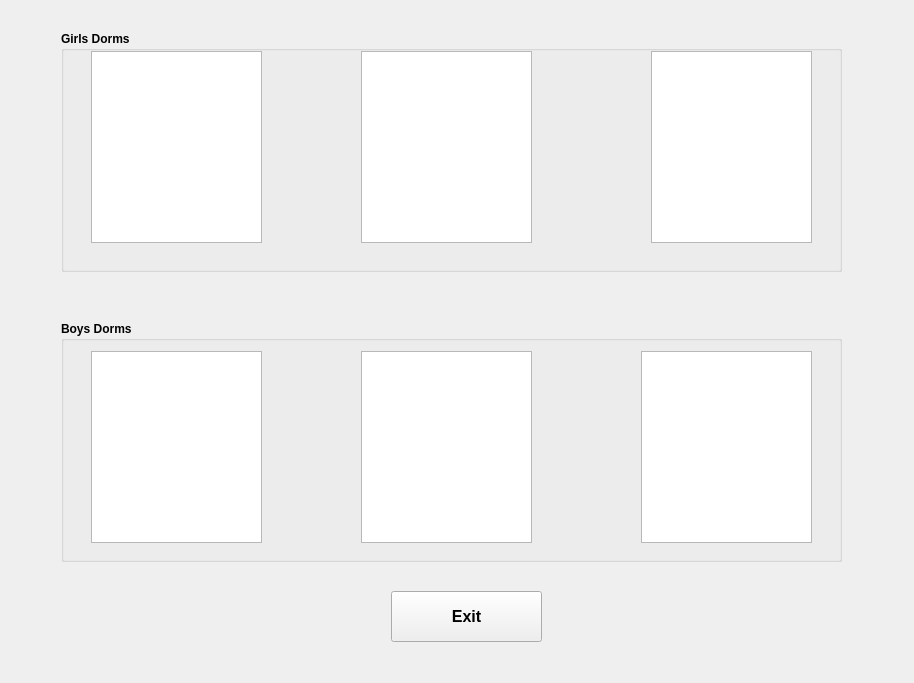
The window that FURS/FURS_Management/furs_main_window.ui (singhraj82/FURS) describes before a commit, drawn with Qt 5.
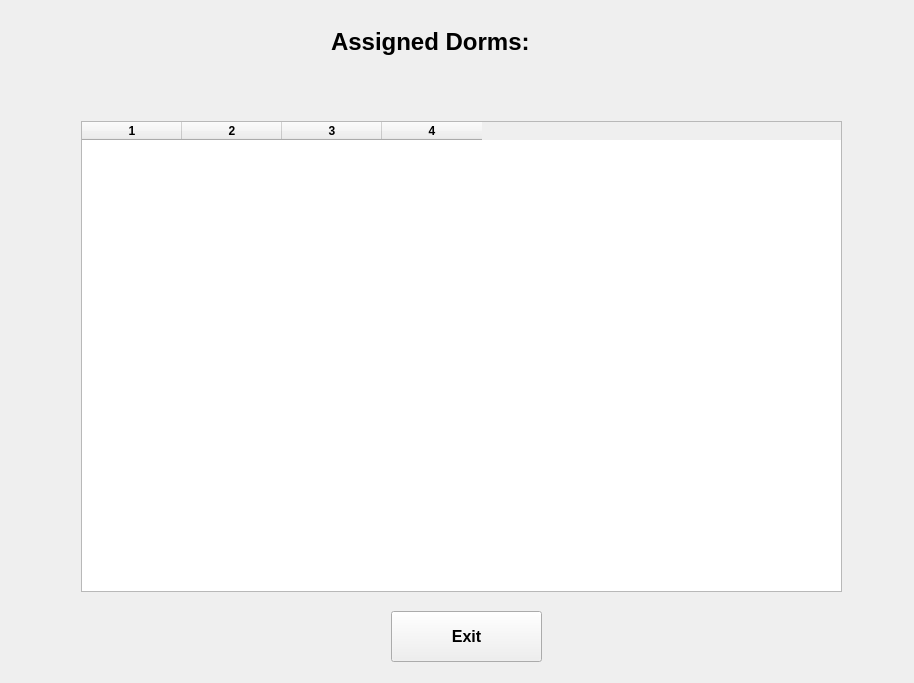
The same window after the commit. The open tabs and pages were chosen to show the change.

Diff of the .ui file:
```diff
--- a/FURS/FURS_Management/furs_main_window.ui
+++ b/FURS/FURS_Management/furs_main_window.ui
@@ -1321,7 +1321,7 @@
         <property name="geometry">
          <rect>
           <x>380</x>
-          <y>580</y>
+          <y>600</y>
           <width>151</width>
           <height>51</height>
          </rect>
@@ -1335,91 +1335,40 @@
          <string>Exit</string>
         </property>
        </widget>
-       <widget class="QGroupBox" name="group_box_girls_dorms">
+       <widget class="QTableWidget" name="table_dorms">
         <property name="geometry">
          <rect>
-          <x>50</x>
-          <y>20</y>
-          <width>781</width>
-          <height>241</height>
+          <x>70</x>
+          <y>110</y>
+          <width>761</width>
+          <height>471</height>
          </rect>
         </property>
-        <property name="title">
-         <string>Girls Dorms</string>
+        <property name="columnCount">
+         <number>4</number>
         </property>
-        <widget class="QListWidget" name="girls_dorm_1">
-         <property name="geometry">
-          <rect>
-           <x>30</x>
-           <y>20</y>
-           <width>171</width>
-           <height>192</height>
-          </rect>
-         </property>
-        </widget>
-        <widget class="QListWidget" name="girls_dorm_2">
-         <property name="geometry">
-          <rect>
-           <x>300</x>
-           <y>20</y>
-           <width>171</width>
-           <height>192</height>
-          </rect>
-         </property>
-        </widget>
-        <widget class="QListWidget" name="girls_dorm_3">
-         <property name="geometry">
-          <rect>
-           <x>590</x>
-           <y>20</y>
-           <width>161</width>
-           <height>192</height>
-          </rect>
-         </property>
-        </widget>
+        <column/>
+        <column/>
+        <column/>
+        <column/>
        </widget>
-       <widget class="QGroupBox" name="group_box_boys_dorms">
+       <widget class="QLabel" name="label_dorms">
         <property name="geometry">
          <rect>
-          <x>50</x>
-          <y>310</y>
-          <width>781</width>
-          <height>241</height>
+          <x>320</x>
+          <y>10</y>
+          <width>311</width>
+          <height>41</height>
          </rect>
         </property>
-        <property name="title">
-         <string>Boys Dorms</string>
+        <property name="font">
+         <font>
+          <pointsize>18</pointsize>
+         </font>
         </property>
-        <widget class="QListWidget" name="boys_dorm_1">
-         <property name="geometry">
-          <rect>
-           <x>30</x>
-           <y>30</y>
-           <width>171</width>
-           <height>192</height>
-          </rect>
-         </property>
-        </widget>
-        <widget class="QListWidget" name="boys_dorm_2">
-         <property name="geometry">
-          <rect>
-           <x>300</x>
-           <y>30</y>
-           <width>171</width>
-           <height>192</height>
-          </rect>
-         </property>
-        </widget>
-        <widget class="QListWidget" name="boys_dorm_3">
-         <property name="geometry">
-          <rect>
-           <x>580</x>
-           <y>30</y>
-           <width>171</width>
-           <height>192</height>
-          </rect>
-         </property>
-        </widget>
+        <property name="text">
+         <string>Assigned Dorms:</string>
+        </property>
        </widget>
       </widget>
       <widget class="QWidget" name="bands_page">
```
Left out of the diff: 60 changed lines with no effect on the pictures.
